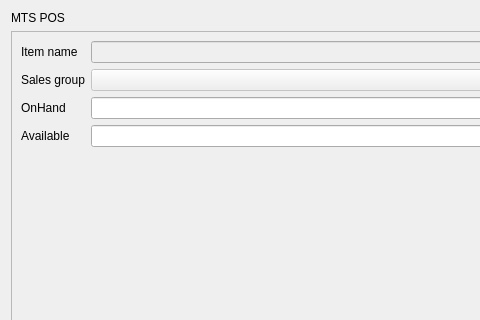
First picture: the form in app/views/templates/EditStock.ui, repository rondalefloyd/mts-pos, before the edit; both pictures show x 0 to 480 and y 0 to 320 of the 699 by 506 pixel window.
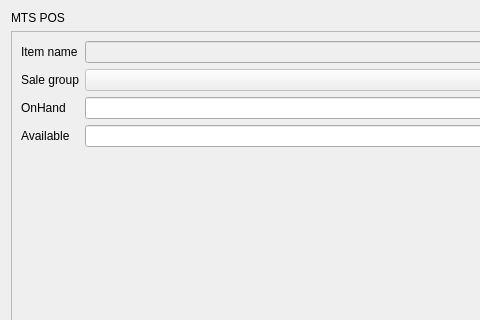
Second picture: the form after the edit.

Diff of the .ui file:
```diff
--- a/app/views/templates/EditStock.ui
+++ b/app/views/templates/EditStock.ui
@@ -86,7 +86,7 @@
        <item row="1" column="0">
         <widget class="QLabel" name="label">
          <property name="text">
-          <string>Sales group</string>
+          <string>Sale group</string>
          </property>
         </widget>
        </item>
```
